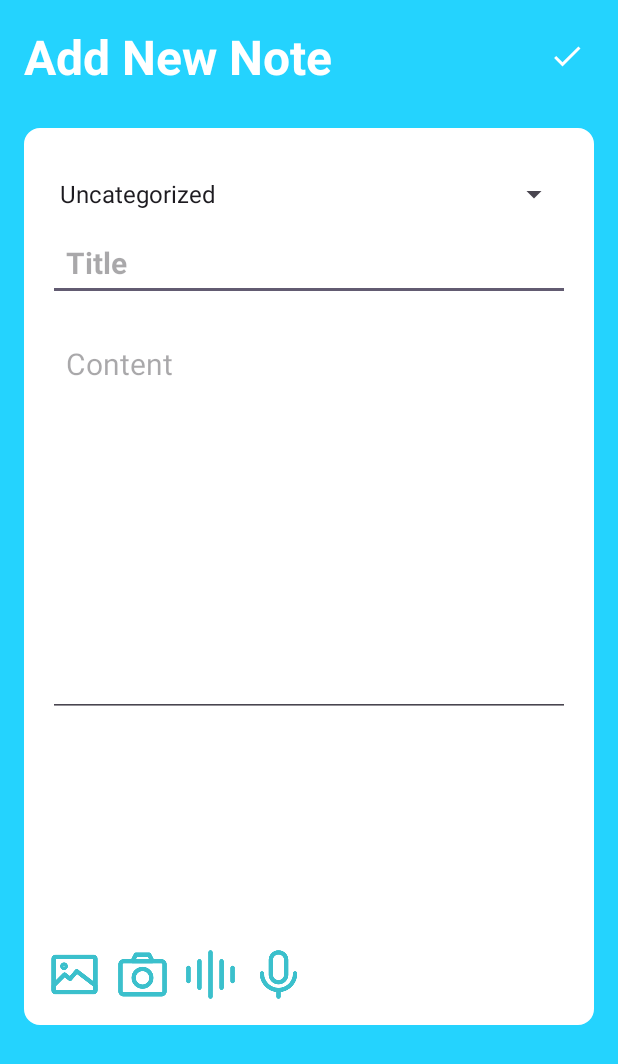
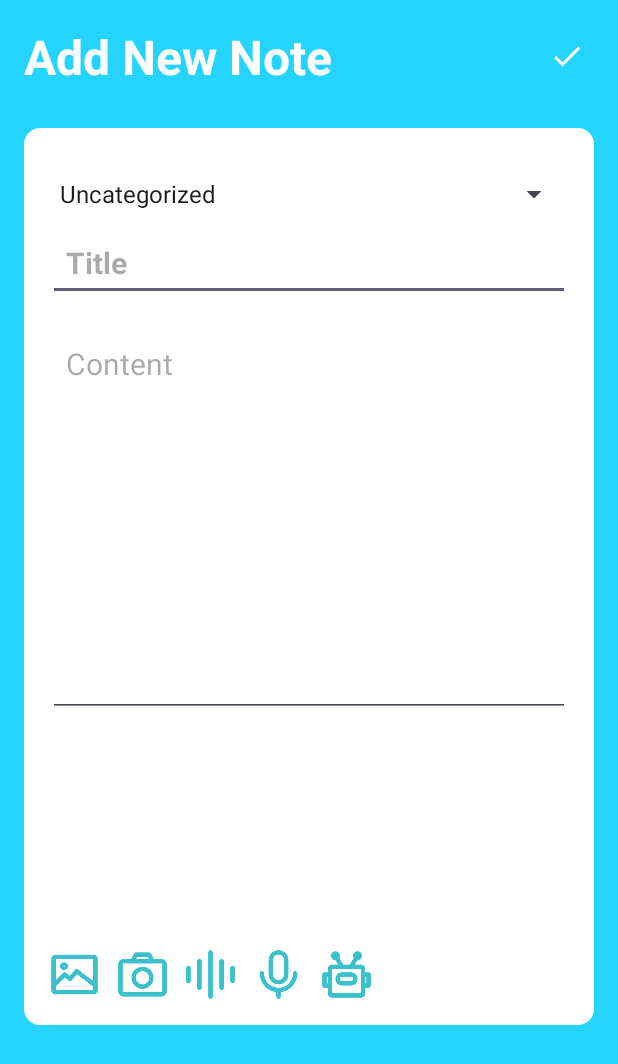
Before and after one commit to shoedogodo/notetakingApp4, an Android app: the NoteDetailsActivity screen opened directly, with no data from a screen before it, on a phone screen of 412 x 824 dp. Shown: the top 1064 px of the screen. Run offline under Robolectric (Android 15) with nearby library versions, the phone set to English and light mode, and no system bars; our stand-ins replace Firebase (no records; nobody signed in at launch, a user with empty details on screens opened directly); pictures from the network do not load.

Commit message:
Add GPT3.5 to Categorize the Note

```diff
--- a/app/build.gradle.kts
+++ b/app/build.gradle.kts
@@ -40,6 +40,9 @@ android {
 }
 
 dependencies {
+    implementation ("com.squareup.retrofit2:retrofit:2.9.0")
+    implementation ("com.squareup.retrofit2:converter-gson:2.9.0")
+    implementation ("com.squareup.okhttp3:okhttp:4.9.1")
 
     implementation("androidx.appcompat:appcompat:1.6.1")
     implementation("com.google.android.material:material:1.11.0")
--- a/app/src/main/AndroidManifest.xml
+++ b/app/src/main/AndroidManifest.xml
@@ -14,6 +14,7 @@
     <uses-permission android:name="android.permission.MANAGE_DEVICE_POLICY_MICROPHONE"/>
     <uses-permission android:name="android.permission.WRITE_EXTERNAL_STORAGE"/>
     <uses-permission android:name="android.permission.RECORD_AUDIO"/>
+    <uses-permission android:name="android.permission.INTERNET"/>
 
     <queries>
         <intent>
--- a/app/src/main/res/layout/activity_note_details.xml
+++ b/app/src/main/res/layout/activity_note_details.xml
@@ -142,6 +142,18 @@
                 android:layout_centerHorizontal="true"
                 android:adjustViewBounds="true"
                 android:scaleType="fitCenter"
+                android:layout_marginTop="16dp"
+                android:layout_marginRight="10dp"/>
+            <ImageButton
+                android:id="@+id/openai_button"
+                android:layout_width="wrap_content"
+                android:layout_height="35dp"
+                android:src="@drawable/ic_robot"
+                android:layout_toRightOf="@id/record_voice_button"
+                android:background="?attr/selectableItemBackgroundBorderless"
+                android:layout_centerHorizontal="true"
+                android:adjustViewBounds="true"
+                android:scaleType="fitCenter"
                 android:layout_marginTop="16dp"/>
 
         </LinearLayout>
```
Also changed, not shown: app/src/main/java/com/example/notetakingapp4/NoteDetailsActivity.java (+53 -0 lines), app/src/main/java/com/example/notetakingapp4/OpenAIChat.java (added, +64 -0 lines), app/src/main/res/drawable/ic_robot.png (added).
